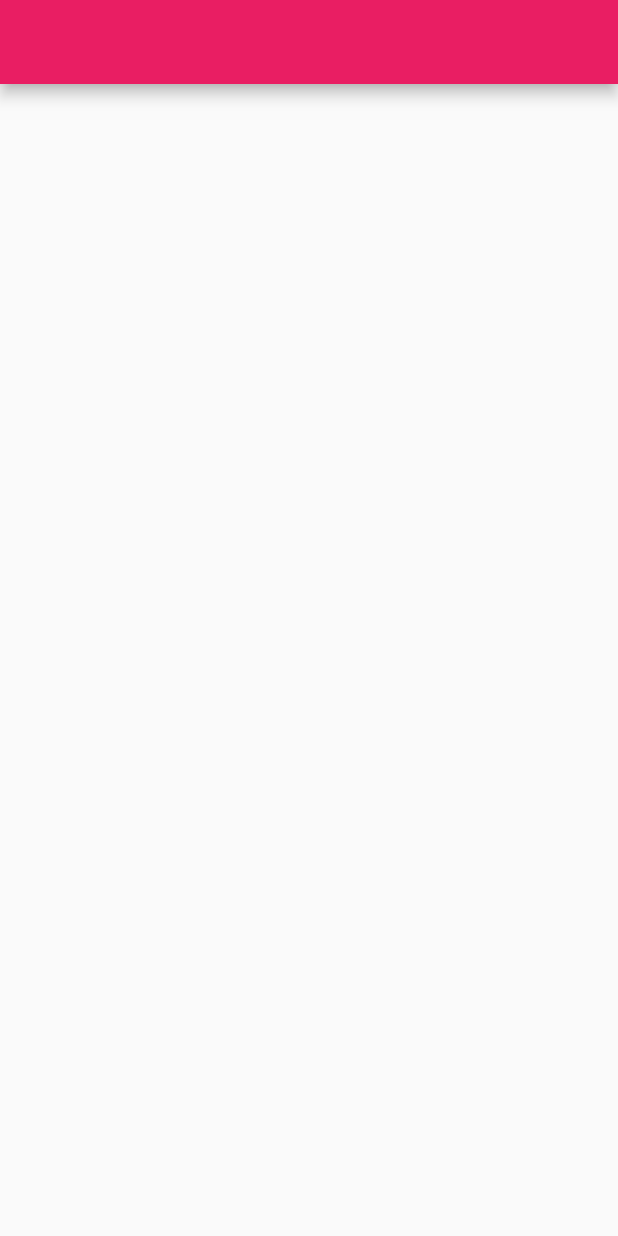
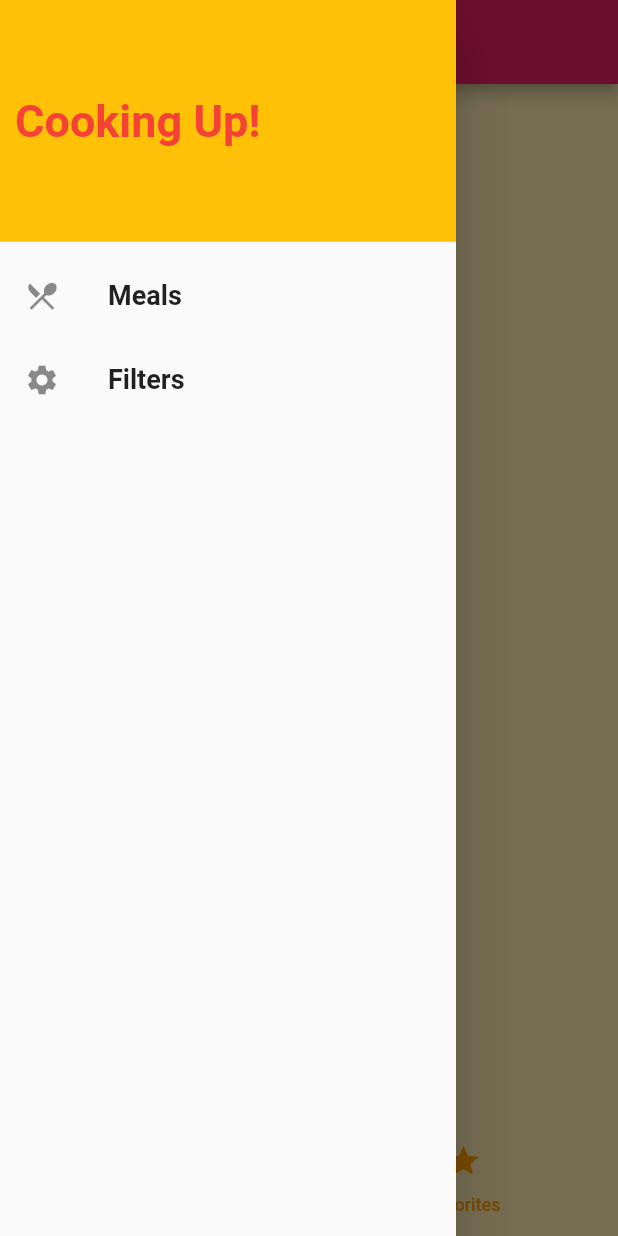
Before and after one commit to joshuadotillos/MobileFinalProject, a Flutter app: the screen it shows after launch, with the side drawer open (before the commit the screen has no drawer), on a phone screen of 412 x 824 dp. Run offline on Flutter 3.47's test engine with Material 2 defaults, Android fonts, the phone set to English and light mode, and no system bars.

Commit message:
Main UI
Foundation for the app's Main UI

```diff
--- /dev/null
+++ b/mobile_final_project/lib/screens/categories_view.dart
@@ -0,0 +1,13 @@
+import 'package:flutter/material.dart';
+
+class CategoriesView extends StatelessWidget {
+  @override
+  Widget build(BuildContext context) {
+    return Container(
+      color: Colors.amber[100],
+      child: Center(
+        child: Text('Categories'),
+      ),
+    );
+  }
+}
--- /dev/null
+++ b/mobile_final_project/lib/screens/favorites_view.dart
@@ -0,0 +1,13 @@
+import 'package:flutter/material.dart';
+
+class FavoritesView extends StatelessWidget {
+  @override
+  Widget build(BuildContext context) {
+    return Container(
+      color: Colors.amber[100],
+      child: Center(
+        child: Text('Favorites'),
+      ),
+    );
+  }
+}
--- a/mobile_final_project/lib/screens/home.dart
+++ b/mobile_final_project/lib/screens/home.dart
@@ -1,12 +1,118 @@
 import 'package:flutter/material.dart';
+import 'package:mobile_final_project/screens/categories_view.dart';
+import 'package:mobile_final_project/screens/favorites_view.dart';
 
 class HomePage extends StatelessWidget {
   // This widget is the root of your application.
   @override
   Widget build(BuildContext context) {
-    return Scaffold(
-      appBar: AppBar(),
-      body: Container(),
+    return DefaultTabController(
+      length: 2,
+      child: Scaffold(
+        /*AppBar Widget*/
+        appBar: AppBar(
+          title: Text('Placeholder Title'),
+        ),
+        /*Drawer Widget*/
+        drawer: Drawer(
+          child: ListView(
+            children: <Widget>[
+              /*Cooking Up! Logo*/
+              DrawerHeader(
+                padding: EdgeInsets.zero,
+                child: Container(
+                  color: Colors.amber,
+                  child: Align(
+                    alignment: Alignment.centerLeft,
+                    child: Padding(
+                      padding: const EdgeInsets.only(
+                        left: 10.0,
+                      ),
+                      child: Text(
+                        'Cooking Up!',
+                        style: TextStyle(
+                          color: Colors.red,
+                          fontSize: 30.0,
+                          fontWeight: FontWeight.bold,
+                        ),
+                      ),
+                    ),
+                  ),
+                ),
+              ),
+              /*Meals*/
+              ListTile(
+                title: Text(
+                  'Meals',
+                  style: TextStyle(
+                    fontSize: 18.0,
+                    fontWeight: FontWeight.bold,
+                  ),
+                ),
+                leading: Icon(
+                  Icons.local_dining,
+                ),
+                onTap: () {},
+              ),
+              /*Filters*/
+              ListTile(
+                title: Text(
+                  'Filters',
+                  style: TextStyle(
+                    fontSize: 18.0,
+                    fontWeight: FontWeight.bold,
+                  ),
+                ),
+                leading: Icon(
+                  Icons.settings,
+                ),
+                onTap: () {},
+              ),
+            ],
+          ),
+        ),
+        backgroundColor: Colors.amber[100],
+        /*Tabs*/
+        bottomNavigationBar: TabBar(
+          labelColor: Colors.red[700],
+          unselectedLabelColor: Colors.amber[700],
+          indicatorColor: Colors.amber[100],
+          tabs: [
+            /*Categories Tab*/
+            Tab(
+              icon: Icon(
+                Icons.category,
+              ),
+              child: Text(
+                'Categories',
+                style: TextStyle(
+                  fontSize: 12.0,
+                ),
+              ),
+            ),
+            /*Favorites Tab*/
+            Tab(
+              icon: Icon(
+                Icons.star,
+              ),
+              child: Text(
+                'Favorites',
+                style: TextStyle(
+                  fontSize: 12.0,
+                ),
+              ),
+            ),
+          ],
+        ),
+        body: SafeArea(
+          child: TabBarView(
+            children: [
+              CategoriesView(),
+              FavoritesView(),
+            ],
+          ),
+        ),
+      ),
     );
   }
 }
```
